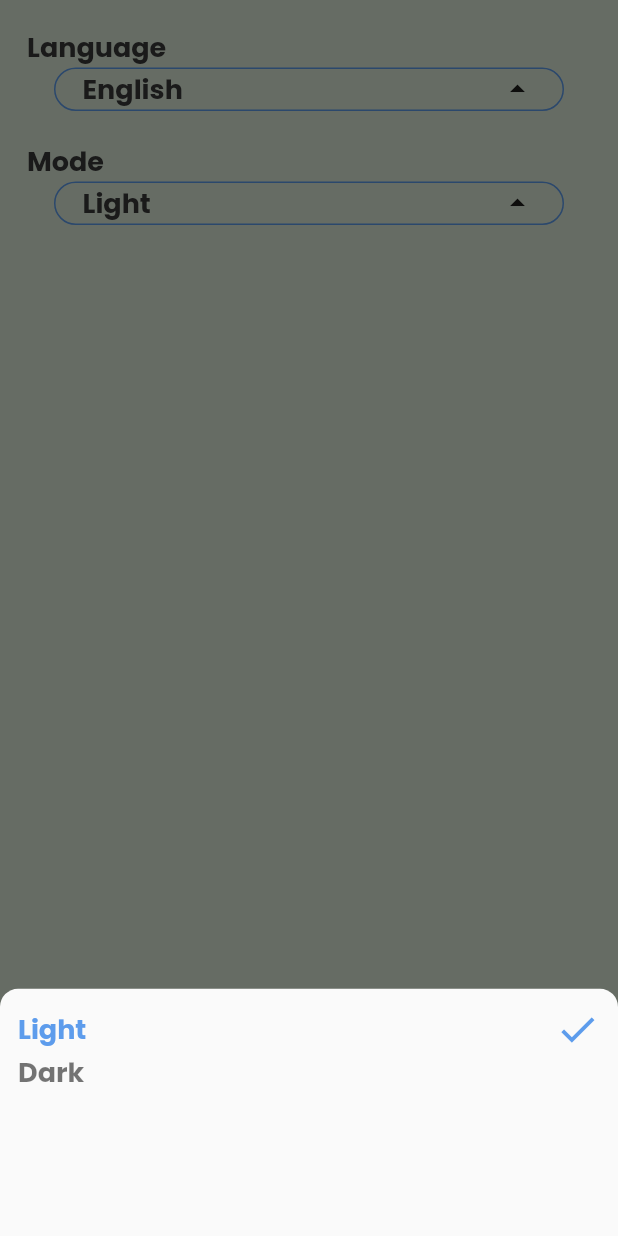
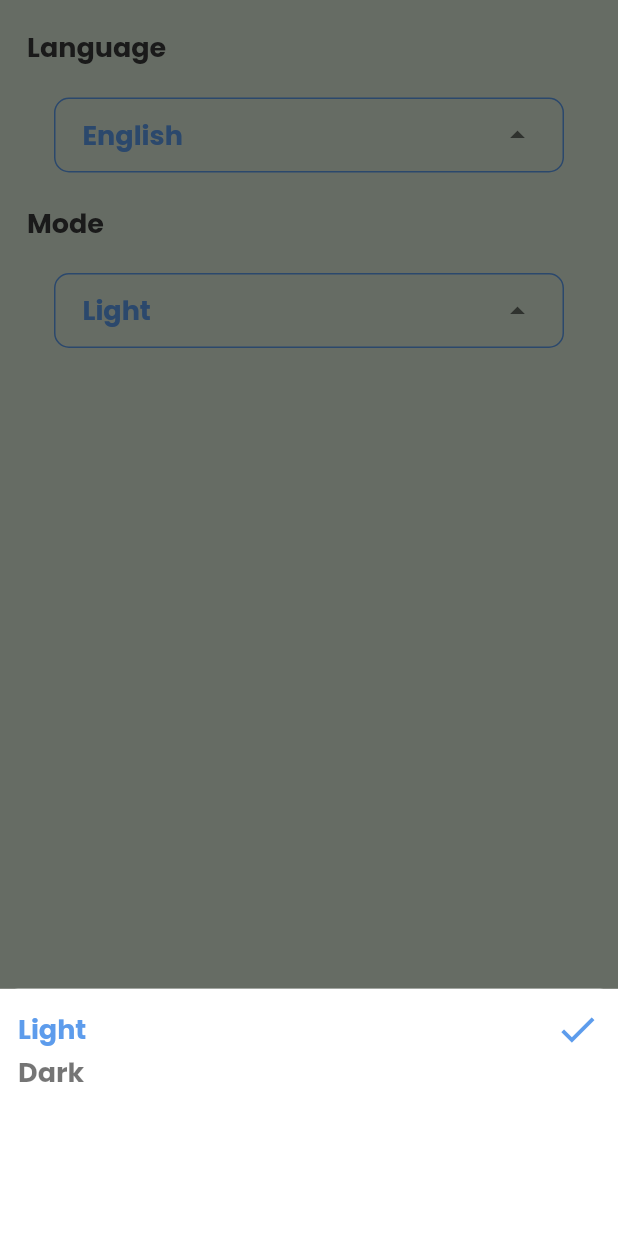
Before and after one commit to ahmed00331/todo_app, a Flutter app: the SettingsTap widget shown alone on an empty page, opened directly, after a tap on "Light", on a phone screen of 412 x 824 dp. Run offline on Flutter 3.47's test engine with Material 2 defaults, Android fonts, the phone set to English and light mode, and no system bars; our stand-ins replace date_picker_timeline, firebase_core, google_fonts; accounts and stored records are empty; generated files the repository leaves out were written again.

Commit message:
adding theme and localization

```diff
--- /dev/null
+++ b/l10n.yaml
@@ -0,0 +1,3 @@
+arb-dir: lib/l10n
+template-arb-file: app_en.arb
+output-localization-file: app_localizations.dart
--- a/lib/screens/settings/settings_tap.dart
+++ b/lib/screens/settings/settings_tap.dart
@@ -1,4 +1,5 @@
 import 'package:flutter/material.dart';
+import 'package:flutter_gen/gen_l10n/app_localizations.dart';
 import 'package:provider/provider.dart';
 import 'package:todo/providers/my_provider.dart';
 import 'package:todo/screens/settings/theming_bottom_sheet.dart';
@@ -14,8 +15,6 @@ class SettingsTap extends StatefulWidget {
 }
 
 class _SettingTapState extends State<SettingsTap> {
-  bool isEnglish = true;
-
   @override
   Widget build(BuildContext context) {
     var pro = Provider.of<MyProvider>(context);
@@ -24,24 +23,42 @@ class _SettingTapState extends State<SettingsTap> {
       child: Column(
         crossAxisAlignment: CrossAxisAlignment.start,
         children: [
-          Text("Language"),
+          Text(AppLocalizations.of(context)!.lang),
+          SizedBox(
+            height: 20,
+          ),
           InkWell(
             onTap: () {
               languageBottomSheet();
             },
             child: Container(
+              height: 50,
               margin: const EdgeInsets.symmetric(horizontal: 18),
               padding: const EdgeInsets.symmetric(horizontal: 18),
               width: double.infinity,
               decoration: BoxDecoration(
-                borderRadius: BorderRadius.circular(25),
+                borderRadius: BorderRadius.circular(10),
                 border: Border.all(color: MyThemeData.accentColor),
               ),
               child: Row(
                 children: [
-                  Text(pro.languageCode == "en" ? "English" : "Arabic"),
+                  Text(
+                    pro.languageCode == "en"
+                        ? AppLocalizations.of(context)!.eng
+                        : AppLocalizations.of(context)!.arab,
+                    style: Theme.of(context).textTheme.bodyMedium!.copyWith(
+                          color: pro.modeApp == ThemeMode.light
+                              ? MyThemeData.accentColor
+                              : MyThemeData.accentColor,
+                        ),
+                  ),
                   Spacer(),
-                  Icon(Icons.arrow_drop_up),
+                  Icon(
+                    Icons.arrow_drop_up,
+                    color: pro.modeApp == ThemeMode.light
+                        ? Colors.black54
+                        : MyThemeData.accentColor,
+                  ),
                 ],
               ),
             ),
@@ -49,24 +66,42 @@ class _SettingTapState extends State<SettingsTap> {
           const SizedBox(
             height: 20,
           ),
-          Text("Mode"),
+          Text(AppLocalizations.of(context)!.mode),
+          SizedBox(
+            height: 20,
+          ),
           InkWell(
             onTap: () {
               themingBottomSheet();
             },
             child: Container(
+              height: 50,
               margin: const EdgeInsets.symmetric(horizontal: 18),
               padding: const EdgeInsets.symmetric(horizontal: 18),
               width: double.infinity,
               decoration: BoxDecoration(
-                borderRadius: BorderRadius.circular(25),
+                borderRadius: BorderRadius.circular(10),
                 border: Border.all(color: MyThemeData.accentColor),
               ),
               child: Row(
                 children: [
-                  Text(pro.modeApp == ThemeMode.light ? "Light" : "Dark"),
+                  Text(
+                    pro.modeApp == ThemeMode.light
+                        ? AppLocalizations.of(context)!.light
+                        : AppLocalizations.of(context)!.dark,
+                    style: Theme.of(context).textTheme.bodyMedium!.copyWith(
+                          color: pro.modeApp == ThemeMode.light
+                              ? MyThemeData.accentColor
+                              : MyThemeData.accentColor,
+                        ),
+                  ),
                   Spacer(),
-                  Icon(Icons.arrow_drop_up),
+                  Icon(
+                    Icons.arrow_drop_up,
+                    color: pro.modeApp == ThemeMode.light
+                        ? Colors.black54
+                        : MyThemeData.accentColor,
+                  ),
                 ],
               ),
             ),
--- a/lib/screens/settings/theming_bottom_sheet.dart
+++ b/lib/screens/settings/theming_bottom_sheet.dart
@@ -1,4 +1,5 @@
 import 'package:flutter/material.dart';
+import 'package:flutter_gen/gen_l10n/app_localizations.dart';
 import 'package:provider/provider.dart';
 
 import '../../providers/my_provider.dart';
@@ -11,6 +12,9 @@ class ThemingBottomSheet extends StatelessWidget {
   Widget build(BuildContext context) {
     var pro = Provider.of<MyProvider>(context);
     return Container(
+      color: pro.modeApp == ThemeMode.light
+          ? Color(0xffffffff)
+          : Color(0xff141922),
       height: MediaQuery.of(context).size.height * .2,
       padding: const EdgeInsets.all(12),
       child: Column(
@@ -22,11 +26,11 @@ class ThemingBottomSheet extends StatelessWidget {
             child: Row(
               children: [
                 Text(
-                  "Light",
+                  AppLocalizations.of(context)!.light,
                   style: Theme.of(context).textTheme.bodyMedium!.copyWith(
                       color: pro.modeApp == ThemeMode.light
                           ? MyThemeData.accentColor
-                          : Colors.black54),
+                          : Colors.white),
                 ),
                 const Spacer(),
                 pro.modeApp == ThemeMode.light
@@ -35,7 +39,7 @@ class ThemingBottomSheet extends StatelessWidget {
                         size: 30,
                         color: pro.modeApp == ThemeMode.light
                             ? MyThemeData.accentColor
-                            : Colors.black54,
+                            : Colors.white,
                       )
                     : const SizedBox.shrink()
               ],
@@ -47,7 +51,7 @@ class ThemingBottomSheet extends StatelessWidget {
             },
             child: Row(
               children: [
-                Text("Dark",
+                Text(AppLocalizations.of(context)!.dark,
                     style: Theme.of(context).textTheme.bodyMedium!.copyWith(
                         color: pro.modeApp == ThemeMode.dark
                             ? MyThemeData.accentColor
--- a/lib/shared/styles/my_theme_data.dart
+++ b/lib/shared/styles/my_theme_data.dart
@@ -2,7 +2,6 @@ import 'package:flutter/material.dart';
 import 'package:google_fonts/google_fonts.dart';
 
 class MyThemeData {
-  static Color greenColor = const Color(0xffB7935F);
   static Color accentColor = const Color(0xff5D9CEC);
 
   static ThemeData lightTheme = ThemeData(
@@ -27,4 +26,27 @@ class MyThemeData {
       backgroundColor: Color(0xff5D9CEC),
     ),
   );
+
+  static ThemeData darkTheme = ThemeData(
+    textTheme: TextTheme(
+        bodyLarge: GoogleFonts.poppins(
+          fontSize: 22,
+          color: Colors.white,
+          fontWeight: FontWeight.bold,
+        ),
+        bodyMedium: GoogleFonts.poppins(
+            fontSize: 18,
+            fontWeight: FontWeight.bold,
+            color: Color(0xffffffff))),
+    scaffoldBackgroundColor: const Color(0xff060E1E),
+    bottomNavigationBarTheme: BottomNavigationBarThemeData(
+      selectedItemColor: accentColor,
+      unselectedItemColor: Colors.grey,
+      backgroundColor: Colors.transparent,
+      elevation: 0,
+    ),
+    appBarTheme: const AppBarTheme(
+      backgroundColor: Color(0xff5D9CEC),
+    ),
+  );
 }
--- a/pubspec.yaml
+++ b/pubspec.yaml
@@ -40,6 +40,9 @@ dependencies:
   cloud_firestore: ^4.9.2
   google_fonts: ^6.1.0
   provider: ^6.0.5
+  flutter_localizations:
+    sdk: flutter
+  intl: any
 dev_dependencies:
   flutter_test:
     sdk: flutter
@@ -51,6 +54,7 @@ dev_dependencies:
 
 # The following section is specific to Flutter packages.
 flutter:
+  generate: true # Add this line
 
   # The following line ensures that the Material Icons font is
   # included with your application, so that you can use the icons in
```
Also changed, not shown: lib/l10n/app_ar.arb (added, +11 -0 lines), lib/l10n/app_en.arb (added, +11 -0 lines), lib/layout/home_layout.dart (+10 -4 lines), lib/main.dart (+7 -0 lines), lib/screens/settings/language_botoom_sheet.dart (+10 -4 lines), lib/screens/tasks/task_item.dart (+13 -4 lines), pubspec.lock. Lines whose indentation alone changed are shown as unchanged.
